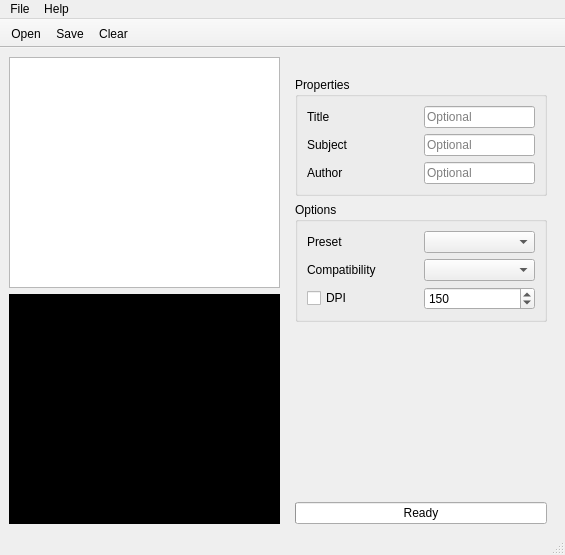
Qt form fusepdf.ui (nettstudio/fusepdf) before a commit.
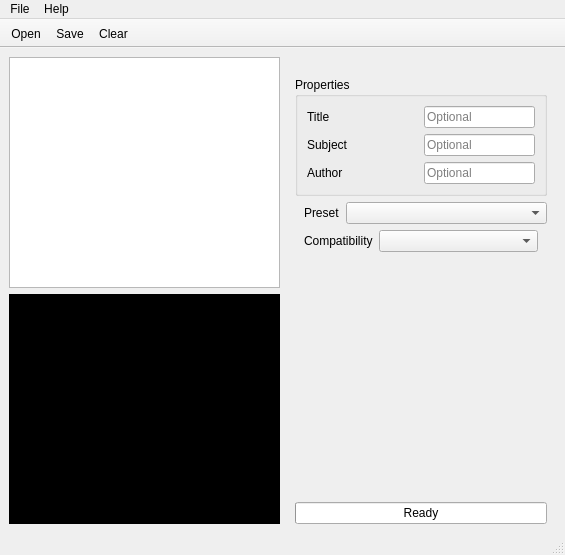
The same form after that commit. Icons and pictures are not drawn. Custom widgets are drawn as their Qt base class.

The edit to the form file:
```diff
--- a/fusepdf.ui
+++ b/fusepdf.ui
@@ -219,29 +219,69 @@
         </widget>
        </item>
        <item>
-        <widget class="QGroupBox" name="groupBox_4">
-         <property name="title">
-          <string>Options</string>
-         </property>
-         <layout class="QVBoxLayout" name="verticalLayout">
-          <item>
-           <layout class="QHBoxLayout" name="horizontalLayout_6">
+        <widget class="QWidget" name="presetWidget" native="true">
+         <layout class="QHBoxLayout" name="horizontalLayout_9">
+          <property name="leftMargin">
+           <number>9</number>
+          </property>
+          <property name="topMargin">
+           <number>0</number>
+          </property>
+          <property name="rightMargin">
+           <number>0</number>
+          </property>
+          <property name="bottomMargin">
+           <number>0</number>
+          </property>
             <item>
              <widget class="QLabel" name="presetLabel">
+            <property name="sizePolicy">
+             <sizepolicy hsizetype="Fixed" vsizetype="Preferred">
+              <horstretch>0</horstretch>
+              <verstretch>0</verstretch>
+             </sizepolicy>
+            </property>
               <property name="text">
                <string>Preset</string>
               </property>
              </widget>
             </item>
             <item>
-             <widget class="QComboBox" name="preset"/>
-            </item>
-           </layout>
+           <widget class="QComboBox" name="preset">
+            <property name="sizePolicy">
+             <sizepolicy hsizetype="Preferred" vsizetype="Fixed">
+              <horstretch>0</horstretch>
+              <verstretch>0</verstretch>
+             </sizepolicy>
+            </property>
+           </widget>
+          </item>
+         </layout>
+        </widget>
           </item>
           <item>
-           <layout class="QHBoxLayout" name="horizontalLayout_2">
+        <widget class="QWidget" name="compatWidget" native="true">
+         <layout class="QHBoxLayout" name="horizontalLayout_10">
+          <property name="leftMargin">
+           <number>9</number>
+          </property>
+          <property name="topMargin">
+           <number>0</number>
+          </property>
+          <property name="rightMargin">
+           <number>9</number>
+          </property>
+          <property name="bottomMargin">
+           <number>0</number>
+          </property>
             <item>
              <widget class="QLabel" name="compatLabel">
+            <property name="sizePolicy">
+             <sizepolicy hsizetype="Fixed" vsizetype="Preferred">
+              <horstretch>0</horstretch>
+              <verstretch>0</verstretch>
+             </sizepolicy>
+            </property>
               <property name="text">
                <string>Compatibility</string>
               </property>
@@ -251,32 +291,6 @@
              <widget class="QComboBox" name="compat"/>
             </item>
            </layout>
-          </item>
-          <item>
-           <layout class="QHBoxLayout" name="horizontalLayout_5">
-            <item>
-             <widget class="QCheckBox" name="dpiCheck">
-              <property name="text">
-               <string>DPI</string>
-              </property>
-             </widget>
-            </item>
-            <item>
-             <widget class="QSpinBox" name="dpi">
-              <property name="minimum">
-               <number>72</number>
-              </property>
-              <property name="maximum">
-               <number>10000</number>
-              </property>
-              <property name="value">
-               <number>150</number>
-              </property>
-             </widget>
-            </item>
-           </layout>
-          </item>
-         </layout>
         </widget>
        </item>
        <item>
```
Left out of the diff: 6 changed lines with no effect on the pictures. Lines whose indentation alone changed are shown as unchanged.
